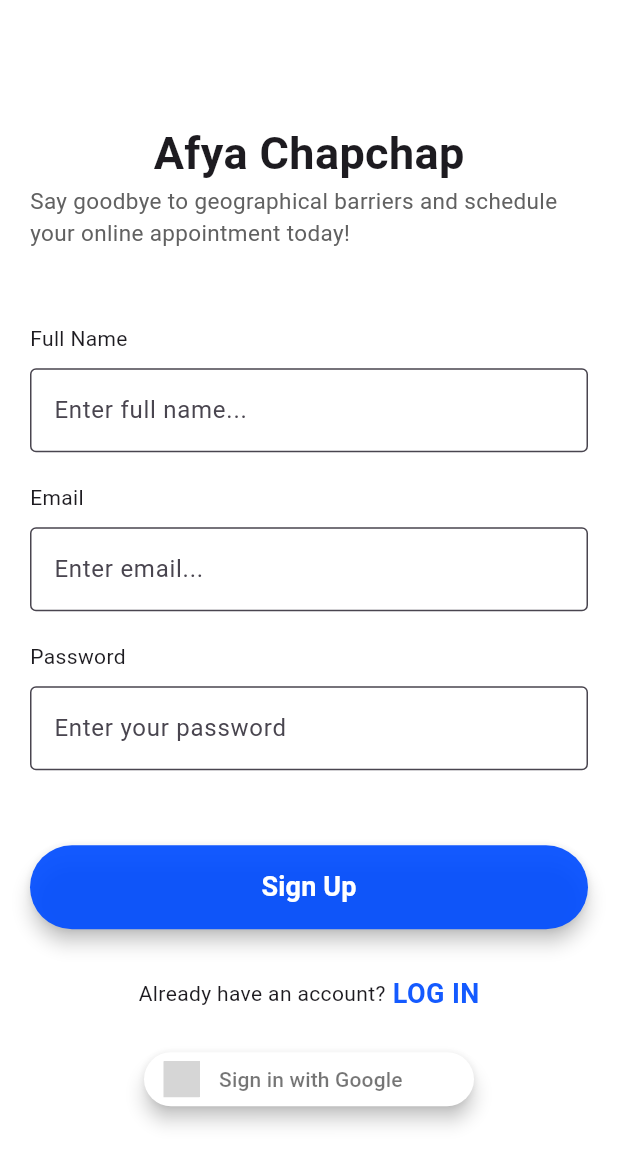
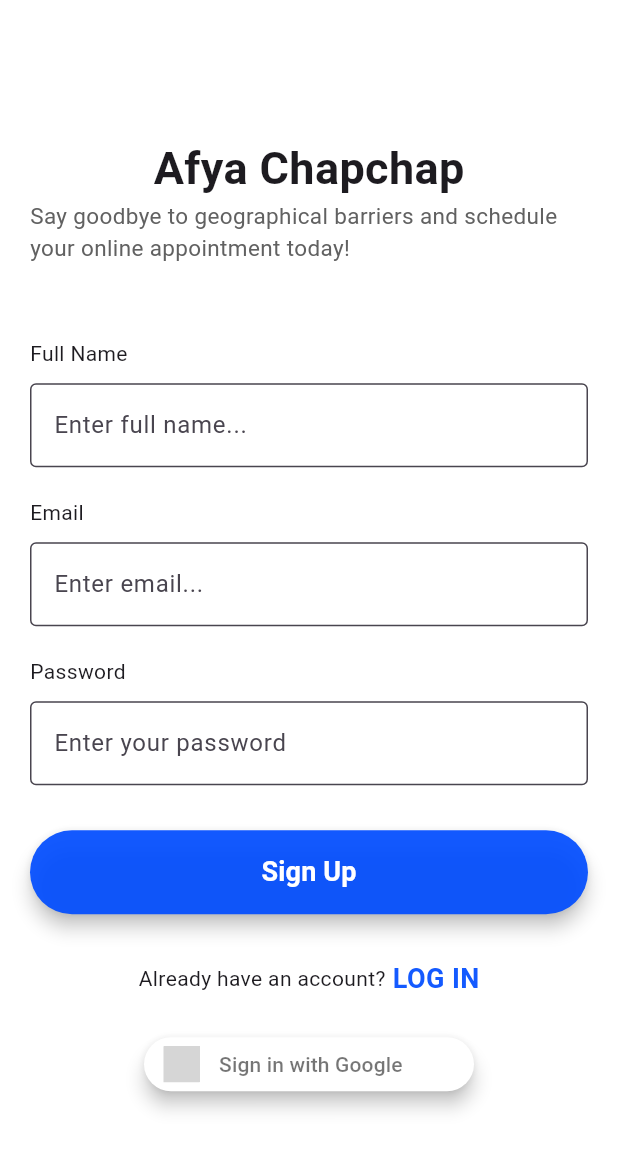
Before and after one commit to makuachteny/mobile-dev, a Flutter app: the screen it shows after launch, on a phone screen of 412 x 824 dp. Shown: the top 1165 px of the screen. Run offline on Flutter 3.47's test engine with Material 3 defaults, Android fonts, the phone set to English and light mode, and no system bars; our stand-ins replace cloud_firestore, firebase_auth, firebase_core, firebase_storage, flutter_signin_button, google_sign_in and 3 more; missing offline and left inert: zego_uikit_prebuilt_video_conference; accounts and stored records are empty; Roboto replaces fonts that are missing (Merriweather); grey boxes are pictures that could not be loaded.

Commit message:
signup UI

```diff
--- a/afya_chapchap/lib/Screens/signup.dart
+++ b/afya_chapchap/lib/Screens/signup.dart
@@ -142,7 +142,7 @@ class _SignUpPageState extends State<SignUpPage> {
                     border: OutlineInputBorder(),
                   ),
                 ),
-                const SizedBox(height: 50.0),
+                const SizedBox(height: 30.0),
                 SizedBox(
                   width: double.infinity, // Make the button width match the text field width
                   child: ElevatedButton(
```
